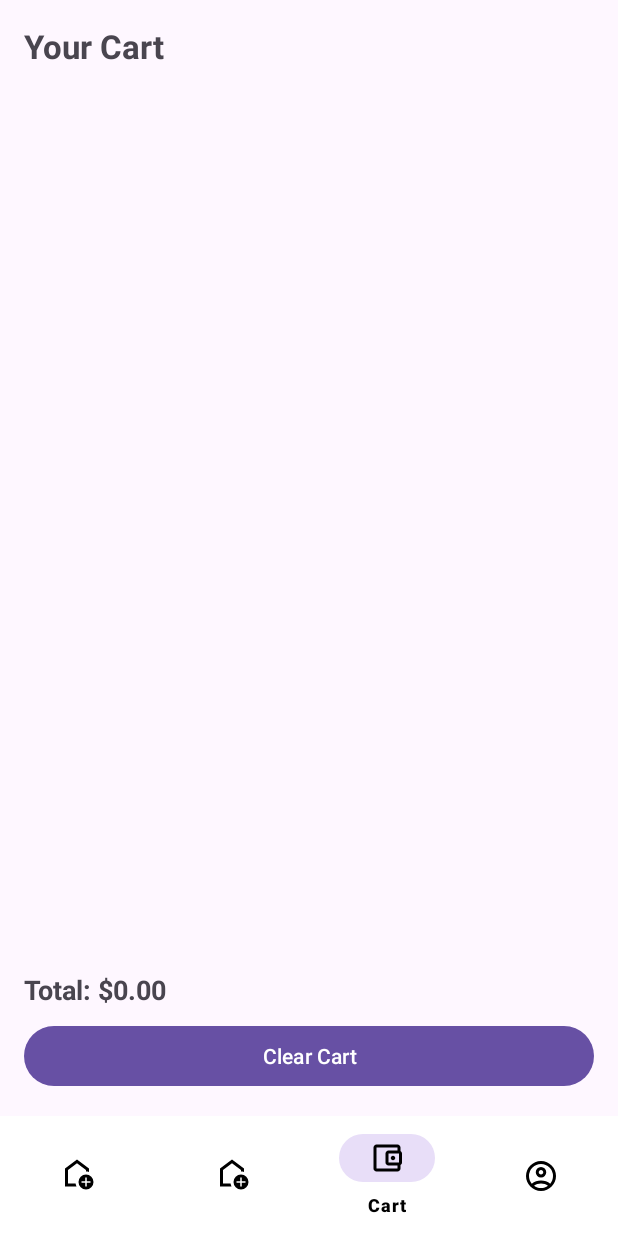
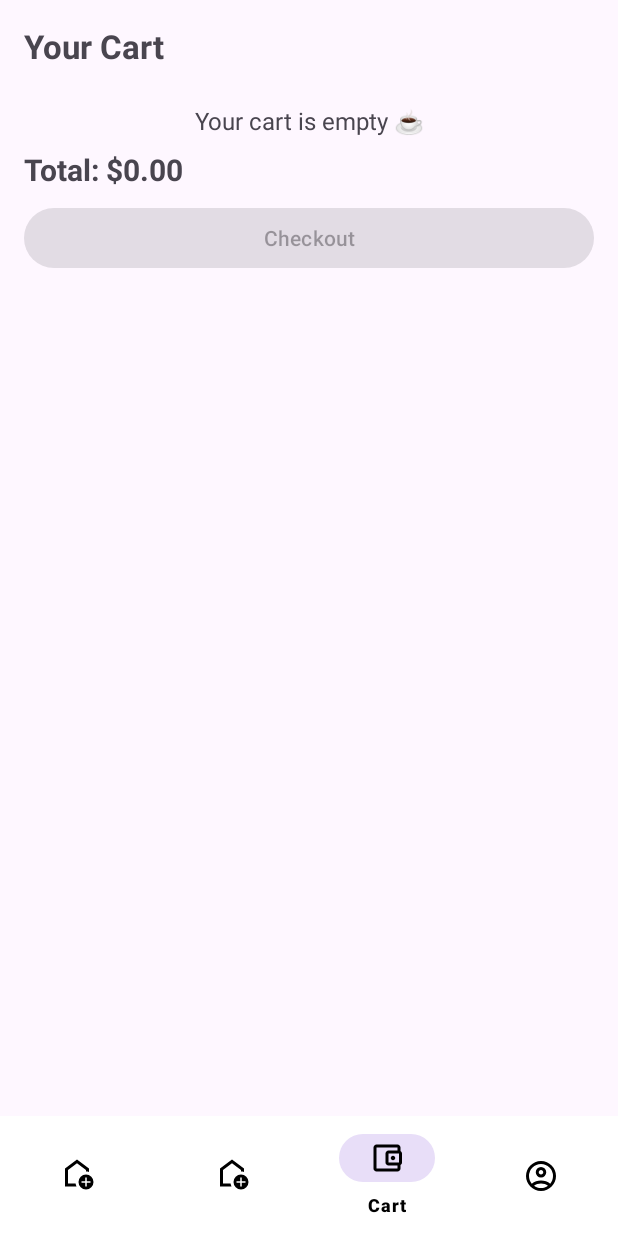
Before and after one commit to rabbitrunout/AndroidApp2, an Android app: the screen it shows after launch (MainActivity), item 3 of the bottom bar chosen, on a phone screen of 412 x 824 dp. Run offline under Robolectric (Android 15) with nearby library versions, the phone set to English and light mode, and no system bars.

```diff
--- a/app/src/main/java/com/example/coffeeappday1a/data/model/CoffeeDrink.kt
+++ b/app/src/main/java/com/example/coffeeappday1a/data/model/CoffeeDrink.kt
@@ -3,10 +3,11 @@ package com.example.coffeeappday1a.data.model
 import java.io.Serializable
 
 data class CoffeeDrink(
-    val id: Long,
+    val id: Int,
     val name: String,
     val type: DrinkType,
-    val size: Size = Size.MEDIUM,
-    val volumeMl: Int = 300,
-    val price: Double
+    val size: Size,
+    val volumeMl: Int,
+    val price: Double,
+    var quantity: Int = 1   // 👈 добавили количество
 ) : Serializable
--- a/app/src/main/java/com/example/coffeeappday1a/ui/CartFragment.kt
+++ b/app/src/main/java/com/example/coffeeappday1a/ui/CartFragment.kt
@@ -4,8 +4,11 @@ import android.os.Bundle
 import android.view.LayoutInflater
 import android.view.View
 import android.view.ViewGroup
+import android.widget.Toast
 import androidx.fragment.app.Fragment
+import androidx.recyclerview.widget.ItemTouchHelper
 import androidx.recyclerview.widget.LinearLayoutManager
+import androidx.recyclerview.widget.RecyclerView
 import com.example.coffeeappday1a.databinding.FragmentCartBinding
 
 class CartFragment : Fragment() {
@@ -16,7 +19,8 @@ class CartFragment : Fragment() {
     private lateinit var adapter: CartAdapter
 
     override fun onCreateView(
-        inflater: LayoutInflater, container: ViewGroup?,
+        inflater: LayoutInflater,
+        container: ViewGroup?,
         savedInstanceState: Bundle?
     ): View {
         _binding = FragmentCartBinding.inflate(inflater, container, false)
@@ -26,17 +30,54 @@ class CartFragment : Fragment() {
     override fun onViewCreated(view: View, savedInstanceState: Bundle?) {
         super.onViewCreated(view, savedInstanceState)
 
-        adapter = CartAdapter(CartManager.getItems())
+        // адаптер
+        adapter = CartAdapter(
+            CartManager.getItems().toMutableList()
+        ) {
+            updateTotal()
+            updateEmptyState()
+        }
+
+        // список
         binding.cartRecyclerView.layoutManager = LinearLayoutManager(requireContext())
         binding.cartRecyclerView.adapter = adapter
 
+        // свайп влево/вправо для удаления
+        val swipeHelper = ItemTouchHelper(object :
+            ItemTouchHelper.SimpleCallback(0, ItemTouchHelper.LEFT or ItemTouchHelper.RIGHT) {
+
+            override fun onMove(
+                recyclerView: RecyclerView,
+                viewHolder: RecyclerView.ViewHolder,
+                target: RecyclerView.ViewHolder
+            ): Boolean = false
+
+            override fun onSwiped(viewHolder: RecyclerView.ViewHolder, direction: Int) {
+                val pos = viewHolder.adapterPosition
+                CartManager.removeAt(pos)
+                adapter.update(CartManager.getItems())
+                updateTotal()
+                updateEmptyState()
+            }
+        })
+
+        swipeHelper.attachToRecyclerView(binding.cartRecyclerView)
+
+        // кнопка Checkout
+        binding.btnCheckout.setOnClickListener {
+            if (CartManager.getItems().isEmpty()) {
+                Toast.makeText(requireContext(), "Your cart is empty", Toast.LENGTH_SHORT).show()
+            } else {
+                Toast.makeText(requireContext(), "Order placed! ☕", Toast.LENGTH_SHORT).show()
+                CartManager.clear()
+                adapter.update(CartManager.getItems())
+                updateTotal()
+                updateEmptyState()
+            }
+        }
+
         updateTotal()
-
-        binding.btnClearCart.setOnClickListener {
-            CartManager.clear()
-            adapter.update(CartManager.getItems())
-            updateTotal()
-        }
+        updateEmptyState()
     }
 
     private fun updateTotal() {
@@ -44,6 +85,13 @@ class CartFragment : Fragment() {
         binding.totalPriceText.text = "Total: $${String.format("%.2f", total)}"
     }
 
+    private fun updateEmptyState() {
+        val isEmpty = CartManager.getItems().isEmpty()
+        binding.tvEmpty.visibility = if (isEmpty) View.VISIBLE else View.GONE
+        binding.cartRecyclerView.visibility = if (isEmpty) View.GONE else View.VISIBLE
+        binding.btnCheckout.isEnabled = !isEmpty
+    }
+
     override fun onDestroyView() {
         super.onDestroyView()
         _binding = null
--- a/app/src/main/java/com/example/coffeeappday1a/ui/CartManager.kt
+++ b/app/src/main/java/com/example/coffeeappday1a/ui/CartManager.kt
@@ -7,12 +7,24 @@ object CartManager {
     private val items = mutableListOf<CoffeeDrink>()
 
     fun add(item: CoffeeDrink) {
-        items.add(item)
+        val existing = items.find { it.id == item.id }
+        if (existing != null) {
+            existing.quantity++
+        } else {
+            items.add(item.copy(quantity = 1))
+        }
     }
 
     fun getItems(): List<CoffeeDrink> = items
 
-    fun getTotalPrice(): Double = items.sumOf { it.price }
+    fun getTotalPrice(): Double =
+        items.sumOf { it.price * it.quantity }
+
+    fun removeAt(index: Int) {
+        if (index in items.indices) {
+            items.removeAt(index)
+        }
+    }
 
     fun clear() = items.clear()
 }
--- a/app/src/main/java/com/example/coffeeappday1a/ui/DrinkDetailsActivity.kt
+++ b/app/src/main/java/com/example/coffeeappday1a/ui/DrinkDetailsActivity.kt
@@ -50,5 +50,6 @@ class DrinkDetailsActivity : AppCompatActivity() {
             Toast.makeText(this, "Added to cart", Toast.LENGTH_SHORT).show()
         }
 
+
     }
 }
--- a/app/src/main/res/layout/fragment_cart.xml
+++ b/app/src/main/res/layout/fragment_cart.xml
@@ -5,33 +5,50 @@
     android:layout_width="match_parent"
     android:layout_height="match_parent">
 
+    <!-- Заголовок -->
     <TextView
         android:id="@+id/cartTitle"
         android:text="Your Cart"
         android:textSize="22sp"
         android:textStyle="bold"
-        android:layout_width="wrap_content"
-        android:layout_height="wrap_content"
-        android:paddingBottom="8dp" />
+        android:layout_width="match_parent"
+        android:layout_height="wrap_content" />
 
+    <!-- Текст, когда корзина пустая -->
+    <TextView
+        android:id="@+id/tvEmpty"
+        android:text="Your cart is empty ☕"
+        android:textSize="16sp"
+        android:paddingTop="24dp"
+        android:gravity="center"
+        android:visibility="gone"
+        android:layout_width="match_parent"
+        android:layout_height="wrap_content" />
+
+    <!-- Список товаров -->
     <androidx.recyclerview.widget.RecyclerView
         android:id="@+id/cartRecyclerView"
         android:layout_width="match_parent"
         android:layout_height="0dp"
-        android:layout_weight="1"/>
+        android:layout_marginTop="8dp"
+        android:layout_weight="1" />
 
+    <!-- Итоговая сумма -->
     <TextView
         android:id="@+id/totalPriceText"
         android:text="Total: $0.00"
-        android:textSize="18sp"
+        android:textSize="20sp"
         android:textStyle="bold"
-        android:layout_width="wrap_content"
-        android:paddingVertical="8dp"
-        android:layout_height="wrap_content"/>
+        android:paddingTop="8dp"
+        android:layout_width="match_parent"
+        android:layout_height="wrap_content" />
 
+    <!-- Кнопка оформления заказа -->
     <Button
-        android:id="@+id/btnClearCart"
-        android:text="Clear Cart"
+        android:id="@+id/btnCheckout"
+        android:text="Checkout"
+        android:layout_marginTop="8dp"
         android:layout_width="match_parent"
-        android:layout_height="wrap_content"/>
+        android:layout_height="wrap_content" />
+
 </LinearLayout>
```
Also changed, not shown: app/src/main/java/com/example/coffeeappday1a/ui/CartAdapter.kt (+33 -9 lines), app/src/main/res/layout/item_cart.xml (added, +44 -0 lines), app/src/main/res/layout/item_cart_drink.xml (deleted, +0 -22 lines).
